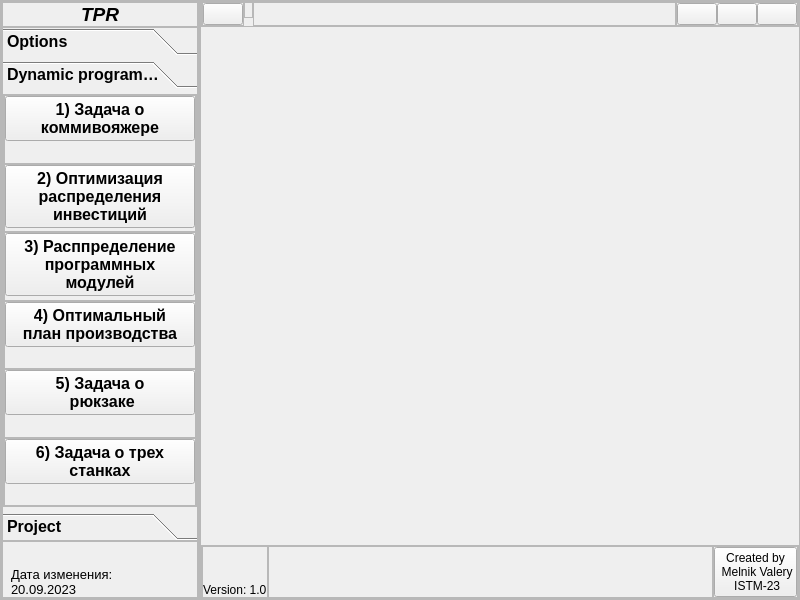
First picture: the form in mainwindow.ui, repository Shasdor/TPR_task, before the edit.
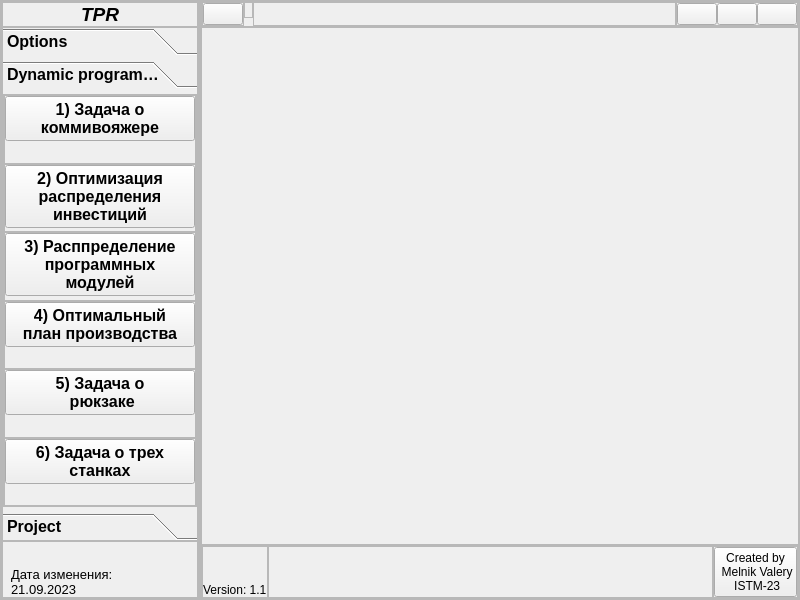
Second picture: the form after the edit. The open tabs and pages were chosen to show the change. Icons and pictures are not drawn.

Patch:
```diff
--- a/mainwindow.ui
+++ b/mainwindow.ui
@@ -719,7 +719,7 @@
                </property>
                <property name="text">
                 <string>Дата изменения:
-20.09.2023</string>
+21.09.2023</string>
                </property>
               </widget>
              </item>
@@ -999,6 +999,53 @@
            <verstretch>0</verstretch>
           </sizepolicy>
          </property>
+         <layout class="QVBoxLayout" name="verticalLayout_22">
+          <property name="spacing">
+           <number>0</number>
+          </property>
+          <property name="leftMargin">
+           <number>0</number>
+          </property>
+          <property name="topMargin">
+           <number>0</number>
+          </property>
+          <property name="rightMargin">
+           <number>0</number>
+          </property>
+          <property name="bottomMargin">
+           <number>0</number>
+          </property>
+          <item>
+           <widget class="QFrame" name="TSP_frame">
+            <property name="frameShape">
+             <enum>QFrame::StyledPanel</enum>
+            </property>
+            <property name="frameShadow">
+             <enum>QFrame::Raised</enum>
+            </property>
+            <layout class="QVBoxLayout" name="verticalLayout_23">
+             <property name="spacing">
+              <number>0</number>
+             </property>
+             <property name="leftMargin">
+              <number>0</number>
+             </property>
+             <property name="topMargin">
+              <number>0</number>
+             </property>
+             <property name="rightMargin">
+              <number>0</number>
+             </property>
+             <property name="bottomMargin">
+              <number>0</number>
+             </property>
+             <item>
+              <layout class="QGridLayout" name="distan_matrix"/>
+             </item>
+            </layout>
+           </widget>
+          </item>
+         </layout>
         </widget>
        </item>
        <item alignment="Qt::AlignBottom">
@@ -1058,7 +1105,7 @@
              <item alignment="Qt::AlignBottom">
               <widget class="QLabel" name="label">
                <property name="text">
-                <string>Version: 1.0</string>
+                <string>Version: 1.1</string>
                </property>
               </widget>
              </item>
```
Left out of the diff: 4 changed lines with no effect on the pictures.
